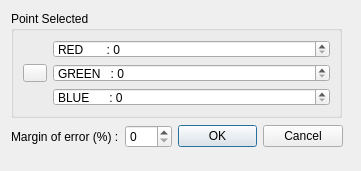
Before: the Qt Designer form RgbDialog.ui in ckeleshi/ptrans, drawn with Qt 5.
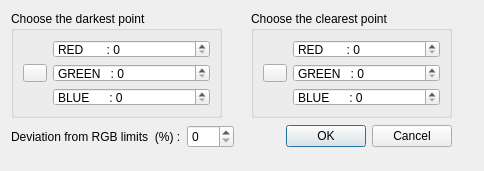
After: the same form once the commit is applied. Icons and pictures are not drawn.

```diff
--- a/RgbDialog.ui
+++ b/RgbDialog.ui
@@ -6,7 +6,7 @@
    <rect>
     <x>0</x>
     <y>0</y>
-    <width>361</width>
+    <width>484</width>
     <height>171</height>
    </rect>
   </property>
@@ -27,12 +27,12 @@
        <rect>
         <x>0</x>
         <y>0</y>
-        <width>331</width>
+        <width>211</width>
         <height>107</height>
        </rect>
       </property>
       <property name="title">
-       <string>Point Selected </string>
+       <string>Choose the darkest point</string>
       </property>
       <property name="flat">
        <bool>true</bool>
@@ -107,7 +107,7 @@
        <rect>
         <x>0</x>
         <y>110</y>
-        <width>332</width>
+        <width>441</width>
         <height>31</height>
        </rect>
       </property>
@@ -115,7 +115,7 @@
        <item>
         <widget class="QLabel" name="margin_label">
          <property name="text">
-          <string>Margin of error (%) :</string>
+          <string>Deviation from RGB limits  (%) :</string>
          </property>
         </widget>
        </item>
@@ -138,6 +138,86 @@
        </item>
       </layout>
      </widget>
+     <widget class="QGroupBox" name="centerGroupBox_2">
+      <property name="geometry">
+       <rect>
+        <x>240</x>
+        <y>0</y>
+        <width>201</width>
+        <height>107</height>
+       </rect>
+      </property>
+      <property name="title">
+       <string>Choose the clearest point</string>
+      </property>
+      <property name="flat">
+       <bool>true</bool>
+      </property>
+      <layout class="QGridLayout" name="gridLayout_4">
+       <item row="0" column="1">
+        <widget class="QDoubleSpinBox" name="red_second">
+         <property name="prefix">
+          <string notr="true">RED       : </string>
+         </property>
+         <property name="decimals">
+          <number>0</number>
+         </property>
+         <property name="minimum">
+          <double>0.000000000000000</double>
+         </property>
+         <property name="maximum">
+          <double>255.000000000000000</double>
+         </property>
+        </widget>
+       </item>
+       <item row="1" column="0">
+        <widget class="QToolButton" name="pointPickingButton_second">
+         <property name="toolTip">
+          <string>Pick the plane center (click again to cancel)</string>
+         </property>
+         <property name="icon">
+          <iconset resource="../../../qCC/icones.qrc">
+           <normaloff>:/CC/images/ccPointPicking.png</normaloff>:/CC/images/ccPointPicking.png</iconset>
+         </property>
+         <property name="checkable">
+          <bool>true</bool>
+         </property>
+        </widget>
+       </item>
+       <item row="1" column="1">
+        <widget class="QDoubleSpinBox" name="green_second">
+         <property name="prefix">
+          <string notr="true">GREEN   : </string>
+         </property>
+         <property name="decimals">
+          <number>0</number>
+         </property>
+         <property name="minimum">
+          <double>0.000000000000000</double>
+         </property>
+         <property name="maximum">
+          <double>255.000000000000000</double>
+         </property>
+        </widget>
+       </item>
+       <item row="2" column="1">
+        <widget class="QDoubleSpinBox" name="blue_second">
+         <property name="prefix">
+          <string notr="true">BLUE      : </string>
+         </property>
+         <property name="decimals">
+          <number>0</number>
+         </property>
+         <property name="minimum">
+          <double>0.000000000000000</double>
+         </property>
+         <property name="maximum">
+          <double>255.000000000000000</double>
+         </property>
+        </widget>
+       </item>
+      </layout>
+     </widget>
     </widget>
    </item>
   </layout>
```
Left out of the diff: 8 changed lines with no effect on the pictures.
